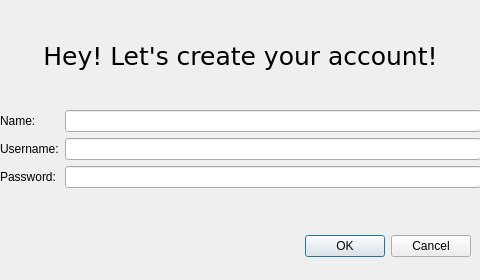
First picture: the form in src/ui/signup_form.ui, repository sashausoskin/taskforce, before the edit.
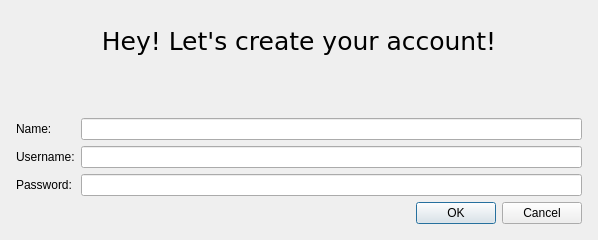
Second picture: the form after the edit.

What changed in the file:
```diff
--- a/src/ui/signup_form.ui
+++ b/src/ui/signup_form.ui
@@ -6,80 +6,30 @@
    <rect>
     <x>0</x>
     <y>0</y>
-    <width>480</width>
-    <height>280</height>
+    <width>598</width>
+    <height>240</height>
    </rect>
   </property>
   <property name="windowTitle">
    <string>Dialog</string>
   </property>
-  <widget class="QDialogButtonBox" name="buttonBox">
-   <property name="geometry">
-    <rect>
-     <x>10</x>
-     <y>230</y>
-     <width>461</width>
-     <height>32</height>
-    </rect>
-   </property>
-   <property name="orientation">
-    <enum>Qt::Horizontal</enum>
-   </property>
-   <property name="standardButtons">
-    <set>QDialogButtonBox::Cancel|QDialogButtonBox::Ok</set>
-   </property>
-  </widget>
-  <widget class="QWidget" name="formLayoutWidget">
-   <property name="geometry">
-    <rect>
-     <x>0</x>
-     <y>110</y>
-     <width>481</width>
-     <height>101</height>
-    </rect>
-   </property>
-   <layout class="QFormLayout" name="formLayout">
+  <layout class="QGridLayout" name="gridLayout">
     <item row="0" column="0">
-     <widget class="QLabel" name="nameLabel">
-      <property name="text">
-       <string>Name:</string>
-      </property>
-     </widget>
-    </item>
-    <item row="0" column="1">
-     <widget class="QLineEdit" name="nameFill"/>
-    </item>
-    <item row="1" column="0">
-     <widget class="QLabel" name="usernameLabel">
-      <property name="text">
-       <string>Username:</string>
-      </property>
-     </widget>
-    </item>
-    <item row="1" column="1">
-     <widget class="QLineEdit" name="usernameFill"/>
-    </item>
-    <item row="2" column="0">
-     <widget class="QLabel" name="passwordLabel">
-      <property name="text">
-       <string>Password:</string>
-      </property>
-     </widget>
-    </item>
-    <item row="2" column="1">
-     <widget class="QLineEdit" name="passwordFill"/>
-    </item>
-   </layout>
-  </widget>
+    <layout class="QVBoxLayout" name="verticalLayout" stretch="0,0">
+     <property name="leftMargin">
+      <number>5</number>
+     </property>
+     <property name="topMargin">
+      <number>5</number>
+     </property>
+     <property name="rightMargin">
+      <number>5</number>
+     </property>
+     <property name="bottomMargin">
+      <number>5</number>
+     </property>
+     <item>
   <widget class="QLabel" name="windowTitle">
-   <property name="geometry">
-    <rect>
-     <x>30</x>
-     <y>40</y>
-     <width>421</width>
-     <height>31</height>
-    </rect>
-   </property>
    <property name="font">
     <font>
      <family>DejaVu Sans</family>
@@ -93,6 +43,70 @@
     <set>Qt::AlignCenter</set>
    </property>
   </widget>
+     </item>
+     <item>
+      <layout class="QFormLayout" name="formLayout">
+       <item row="1" column="0">
+        <widget class="QLabel" name="nameLabel">
+         <property name="text">
+          <string>Name:</string>
+         </property>
+        </widget>
+       </item>
+       <item row="1" column="1">
+        <widget class="QLineEdit" name="nameFill"/>
+       </item>
+       <item row="2" column="0">
+        <widget class="QLabel" name="usernameLabel">
+         <property name="text">
+          <string>Username:</string>
+         </property>
+        </widget>
+       </item>
+       <item row="2" column="1">
+        <widget class="QLineEdit" name="usernameFill"/>
+       </item>
+       <item row="3" column="0">
+        <widget class="QLabel" name="passwordLabel">
+         <property name="text">
+          <string>Password:</string>
+         </property>
+        </widget>
+       </item>
+       <item row="3" column="1">
+        <widget class="QLineEdit" name="passwordFill"/>
+       </item>
+       <item row="4" column="1">
+        <widget class="QDialogButtonBox" name="buttonBox">
+         <property name="orientation">
+          <enum>Qt::Horizontal</enum>
+         </property>
+         <property name="standardButtons">
+          <set>QDialogButtonBox::Cancel|QDialogButtonBox::Ok</set>
+         </property>
+        </widget>
+       </item>
+       <item row="0" column="1">
+        <spacer name="verticalSpacer">
+         <property name="orientation">
+          <enum>Qt::Vertical</enum>
+         </property>
+         <property name="sizeType">
+          <enum>QSizePolicy::Maximum</enum>
+         </property>
+         <property name="sizeHint" stdset="0">
+          <size>
+           <width>20</width>
+           <height>40</height>
+          </size>
+         </property>
+        </spacer>
+       </item>
+      </layout>
+     </item>
+    </layout>
+   </item>
+  </layout>
  </widget>
  <resources/>
  <connections>
```
Lines whose indentation alone changed are shown as unchanged.
